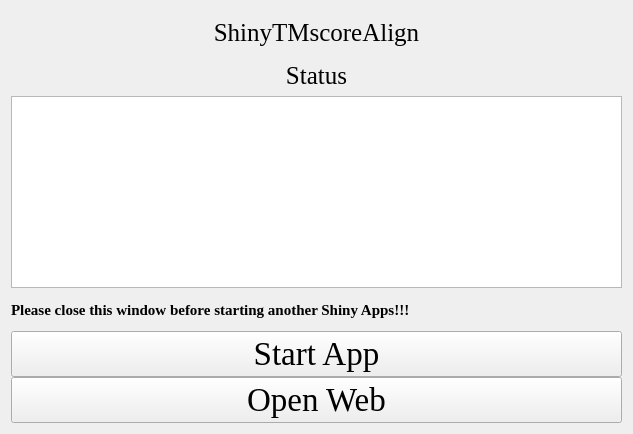
The window that ShinyTMscoreAlign.ui (hzaurzli/MicroWorldOmics) describes before a commit, drawn with Qt 5.
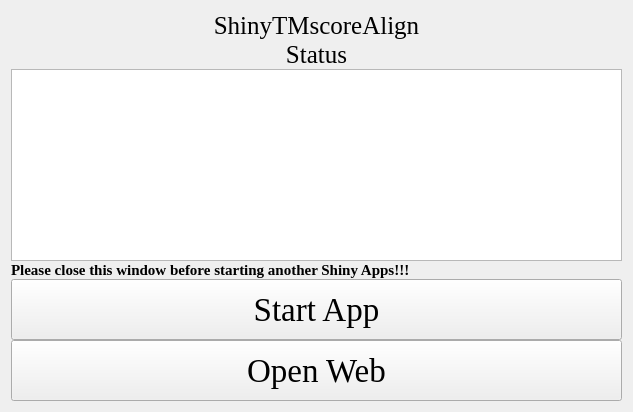
The same window after the commit. Icons and pictures are not drawn.

The edit to the form file:
```diff
--- a/ShinyTMscoreAlign.ui
+++ b/ShinyTMscoreAlign.ui
@@ -7,7 +7,7 @@
     <x>0</x>
     <y>0</y>
     <width>633</width>
-    <height>434</height>
+    <height>412</height>
    </rect>
   </property>
   <property name="windowTitle">
@@ -27,6 +27,12 @@
      </property>
      <item row="0" column="0" colspan="3">
       <widget class="QLabel" name="label">
+       <property name="sizePolicy">
+        <sizepolicy hsizetype="Preferred" vsizetype="Fixed">
+         <horstretch>0</horstretch>
+         <verstretch>0</verstretch>
+        </sizepolicy>
+       </property>
        <property name="font">
         <font>
          <family>Times New Roman</family>
@@ -43,6 +49,12 @@
      </item>
      <item row="3" column="0" colspan="3">
       <widget class="QLabel" name="label_4">
+       <property name="sizePolicy">
+        <sizepolicy hsizetype="Preferred" vsizetype="Fixed">
+         <horstretch>0</horstretch>
+         <verstretch>0</verstretch>
+        </sizepolicy>
+       </property>
        <property name="font">
         <font>
          <family>Times New Roman</family>
@@ -66,6 +78,12 @@
      </item>
      <item row="7" column="0" colspan="3">
       <widget class="QLabel" name="label_3">
+       <property name="sizePolicy">
+        <sizepolicy hsizetype="Preferred" vsizetype="Fixed">
+         <horstretch>0</horstretch>
+         <verstretch>0</verstretch>
+        </sizepolicy>
+       </property>
        <property name="font">
         <font>
          <family>Times New Roman</family>
@@ -81,6 +99,12 @@
      </item>
      <item row="8" column="0" colspan="3">
       <widget class="QPushButton" name="pushButton">
+       <property name="sizePolicy">
+        <sizepolicy hsizetype="Preferred" vsizetype="Preferred">
+         <horstretch>0</horstretch>
+         <verstretch>0</verstretch>
+        </sizepolicy>
+       </property>
        <property name="font">
         <font>
          <family>Times New Roman</family>
@@ -94,6 +118,12 @@
      </item>
      <item row="9" column="0" colspan="3">
       <widget class="QPushButton" name="pushButton_2">
+       <property name="sizePolicy">
+        <sizepolicy hsizetype="Preferred" vsizetype="Preferred">
+         <horstretch>0</horstretch>
+         <verstretch>0</verstretch>
+        </sizepolicy>
+       </property>
        <property name="font">
         <font>
          <family>Times New Roman</family>
```
